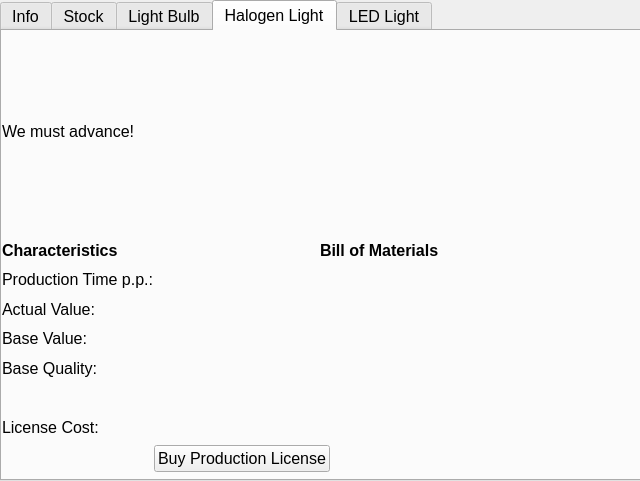
Above: Views/sub_win_production.ui from SevReith/Illumination-Game before the change. Below: the same form after it.
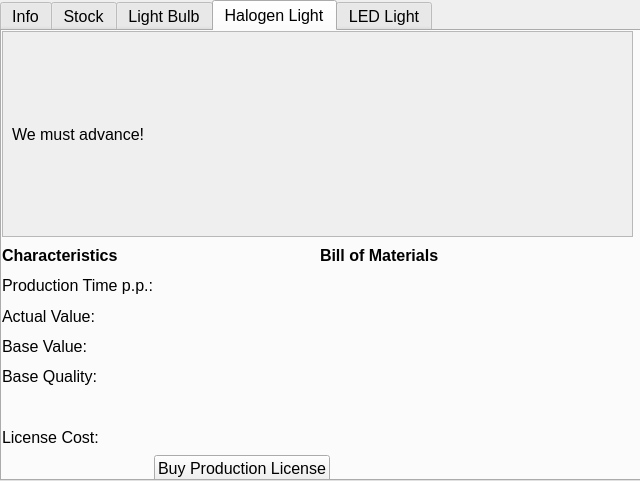
That is the form after the change. The open tabs and pages were chosen to show the change.

Commit message: Product descriptions and scrollable description labels added.

```diff
--- a/Views/sub_win_production.ui
+++ b/Views/sub_win_production.ui
@@ -622,10 +622,42 @@
        <x>0</x>
        <y>0</y>
        <width>631</width>
-       <height>441</height>
+       <height>451</height>
       </rect>
      </property>
      <layout class="QGridLayout" name="gridLayout_4" rowstretch="3,3,1">
+      <item row="0" column="0">
+       <widget class="QScrollArea" name="scrollArea_2">
+        <property name="horizontalScrollBarPolicy">
+         <enum>Qt::ScrollBarAlwaysOff</enum>
+        </property>
+        <property name="widgetResizable">
+         <bool>true</bool>
+        </property>
+        <widget class="QWidget" name="scrollAreaWidgetContents_2">
+         <property name="geometry">
+          <rect>
+           <x>0</x>
+           <y>0</y>
+           <width>627</width>
+           <height>185</height>
+          </rect>
+         </property>
+         <layout class="QVBoxLayout" name="verticalLayout_3">
+          <item>
+           <widget class="QLabel" name="lbl_tab4_top">
+            <property name="text">
+             <string>We must advance!</string>
+            </property>
+            <property name="wordWrap">
+             <bool>true</bool>
+            </property>
+           </widget>
+          </item>
+         </layout>
+        </widget>
+       </widget>
+      </item>
       <item row="1" column="0">
        <layout class="QGridLayout" name="gridLayout_5" columnstretch="2,1,2,1">
         <item row="1" column="0">
@@ -810,13 +842,6 @@
         </item>
        </layout>
       </item>
-      <item row="0" column="0">
-       <widget class="QLabel" name="lbl_tab4_top">
-        <property name="text">
-         <string>We must advance!</string>
-        </property>
-       </widget>
-      </item>
       <item row="2" column="0">
        <layout class="QGridLayout" name="gridLayout_9" columnstretch="2,2,4">
         <item row="0" column="1">
```
Left out of the diff: 39 changed lines with no effect on the pictures. The commit also changes 2 other files.
